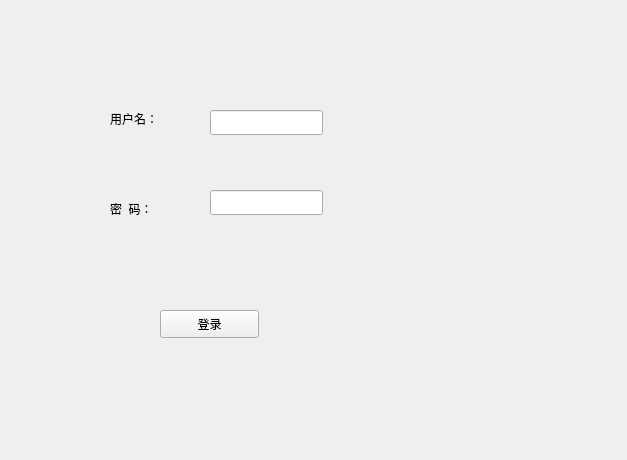
The window that day8023001/mywidget.ui (wangzhanf/hdCPP) describes before a commit, drawn with Qt 5.
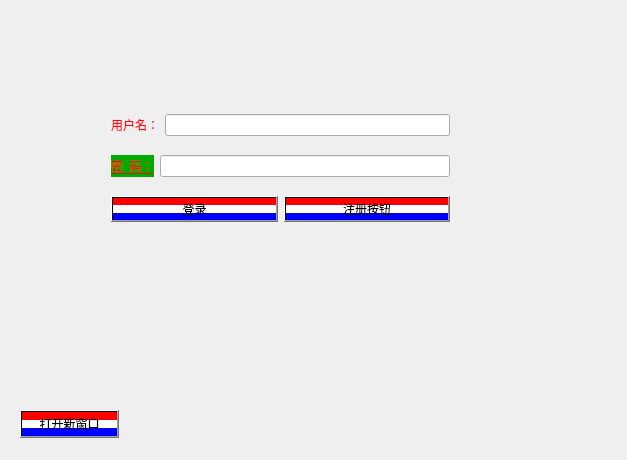
The same window after the commit.

```diff
--- a/day8023001/mywidget.ui
+++ b/day8023001/mywidget.ui
@@ -13,66 +13,100 @@
   <property name="windowTitle">
    <string>MyWidget</string>
   </property>
-  <widget class="QLabel" name="labelUname">
+  <property name="styleSheet">
+   <string notr="true">QLabel{
+	
+	color: rgb(255, 5, 17);
+	
+	font: 75 24pt &quot;Adobe Devanagari&quot;;
+}
+
+#labelUpass{
+
+	text-decoration: underline;
+	background-color: rgb(0, 170, 0);
+}
+
+QPushButton{
+	
+	background-color: qlineargradient(spread:pad, x1:0, y1:0, x2:0, y2:1, stop:0 rgba(255, 0, 0, 255), stop:0.339795 rgba(255, 0, 0, 255), stop:0.339799 rgba(255, 255, 255, 255), stop:0.662444 rgba(255, 255, 255, 255), stop:0.662469 rgba(0, 0, 255, 255), stop:1 rgba(0, 0, 255, 255));
+}
+
+</string>
+  </property>
+  <widget class="QWidget" name="layoutWidget">
    <property name="geometry">
     <rect>
-     <x>110</x>
-     <y>110</y>
-     <width>81</width>
-     <height>18</height>
+     <x>100</x>
+     <y>90</y>
+     <width>361</width>
+     <height>158</height>
     </rect>
    </property>
-   <property name="text">
-    <string>用户名：</string>
-   </property>
+   <layout class="QVBoxLayout" name="verticalLayout">
+    <item>
+     <layout class="QHBoxLayout" name="horizontalLayout" stretch="0,0">
+      <item>
+       <widget class="QLabel" name="labelUname">
+        <property name="text">
+         <string>用户名：</string>
+        </property>
+       </widget>
+      </item>
+      <item>
+       <widget class="QLineEdit" name="lineEditUname"/>
+      </item>
+     </layout>
+    </item>
+    <item>
+     <layout class="QHBoxLayout" name="horizontalLayout_2">
+      <item>
+       <widget class="QLabel" name="labelUpass">
+        <property name="text">
+         <string>密  码：</string>
+        </property>
+       </widget>
+      </item>
+      <item>
+       <widget class="QLineEdit" name="lineEditUpass">
+        <property name="echoMode">
+         <enum>QLineEdit::PasswordEchoOnEdit</enum>
+        </property>
+       </widget>
+      </item>
+     </layout>
+    </item>
+    <item>
+     <layout class="QHBoxLayout" name="horizontalLayout_3">
+      <item>
+       <widget class="QPushButton" name="loginBtn">
+        <property name="text">
+         <string>登录</string>
+        </property>
+       </widget>
+      </item>
+      <item>
+       <widget class="QPushButton" name="regBtn">
+        <property name="text">
+         <string>注册按钮</string>
+        </property>
+       </widget>
+      </item>
+     </layout>
+    </item>
+   </layout>
   </widget>
-  <widget class="QLineEdit" name="lineEditUname">
+  <widget class="QPushButton" name="pushButton">
    <property name="geometry">
     <rect>
-     <x>210</x>
-     <y>110</y>
-     <width>113</width>
-     <height>25</height>
-    </rect>
-   </property>
-  </widget>
-  <widget class="QLabel" name="labelUpass">
-   <property name="geometry">
-    <rect>
-     <x>110</x>
-     <y>200</y>
-     <width>81</width>
-     <height>18</height>
-    </rect>
-   </property>
-   <property name="text">
-    <string>密  码：</string>
-   </property>
-  </widget>
-  <widget class="QLineEdit" name="lineEditUpass">
-   <property name="geometry">
-    <rect>
-     <x>210</x>
-     <y>190</y>
-     <width>113</width>
-     <height>25</height>
-    </rect>
-   </property>
-   <property name="echoMode">
-    <enum>QLineEdit::PasswordEchoOnEdit</enum>
-   </property>
-  </widget>
-  <widget class="QPushButton" name="loginBtn">
-   <property name="geometry">
-    <rect>
-     <x>160</x>
-     <y>310</y>
+     <x>20</x>
+     <y>410</y>
      <width>99</width>
      <height>28</height>
     </rect>
    </property>
    <property name="text">
-    <string>登录</string>
+    <string>打开新窗口</string>
    </property>
   </widget>
  </widget>
```
